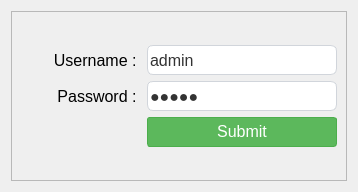
michael-halim/pos, file ui/login.ui: the form before one commit.
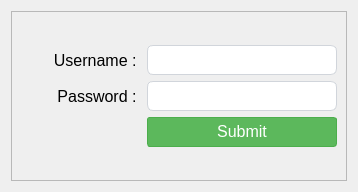
The form after the commit. Icons and pictures are not drawn.

```diff
--- a/ui/login.ui
+++ b/ui/login.ui
@@ -391,7 +391,7 @@
                </font>
               </property>
               <property name="text">
-               <string>admin</string>
+               <string/>
               </property>
              </widget>
             </item>
@@ -433,7 +433,7 @@
                <set>Qt::ImhHiddenText|Qt::ImhNoAutoUppercase|Qt::ImhNoPredictiveText|Qt::ImhSensitiveData</set>
               </property>
               <property name="text">
-               <string>admin</string>
+               <string/>
               </property>
               <property name="echoMode">
                <enum>QLineEdit::Password</enum>
```
